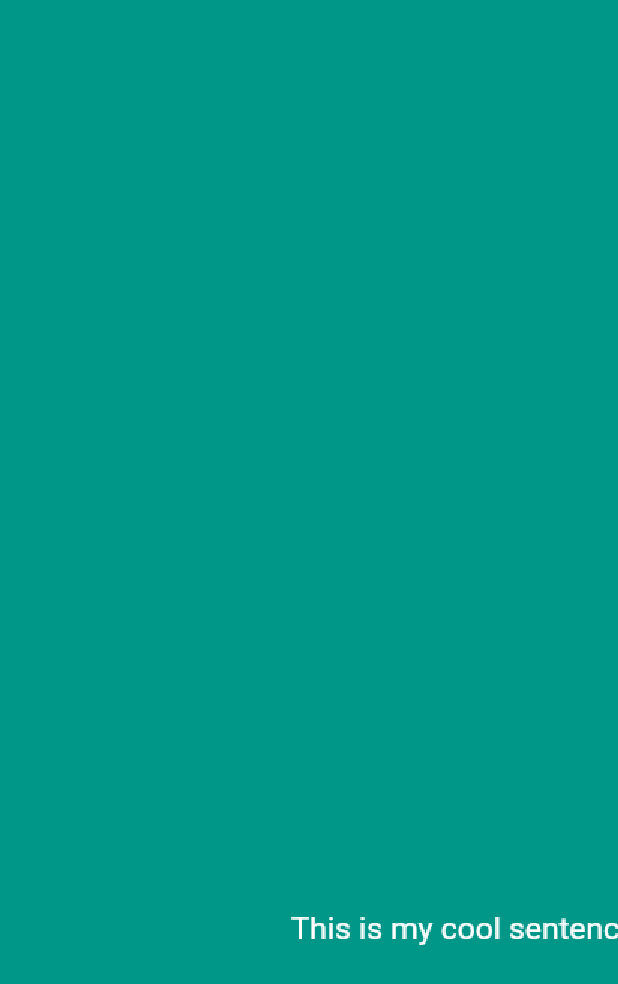
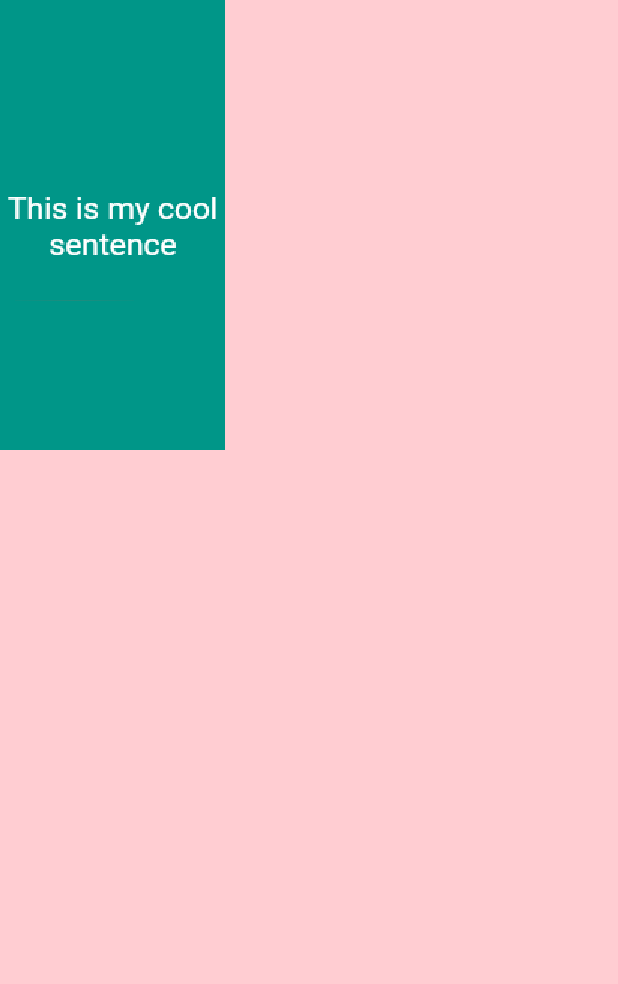
Before and after one commit to jyotirmoy-paul/page_curl, a Flutter app: the screen it shows after launch, on a phone screen of 412 x 824 dp. Shown: the top 984 px of the screen. Run offline on Flutter 3.47's test engine with Material 2 defaults, Android fonts, the light colour scheme and no system bars.

Commit message:
fixes an bounding issue

```diff
--- a/lib/main.dart
+++ b/lib/main.dart
@@ -19,23 +19,22 @@ class HomePage extends StatelessWidget {
   Widget build(BuildContext context) => Scaffold(
         backgroundColor: Colors.red[100],
         // appBar: AppBar(title: Text("Curl Page")),
-        body: Center(
-          child: Container(
-            height: MediaQuery.of(context).size.height,
-            width: MediaQuery.of(context).size.width,
+        body: Container(
+          height: 200,
+          width: 100,
           child: CurlPage(
-              size: MediaQuery.of(context).size,
+            size: Size(100, 200),
             front: Container(
               alignment: Alignment.center,
               color: Colors.teal,
               child: Text(
                 "This is my cool sentence",
+                textAlign: TextAlign.center,
                 style: TextStyle(color: Colors.white),
               ),
             ),
             back: Text('This is a pretty large hidden text, out there' * 20),
           ),
         ),
-        ),
       );
 }
```
Also changed, not shown: lib/curl_effect.dart (+5 -4 lines). Lines whose indentation alone changed are shown as unchanged.
